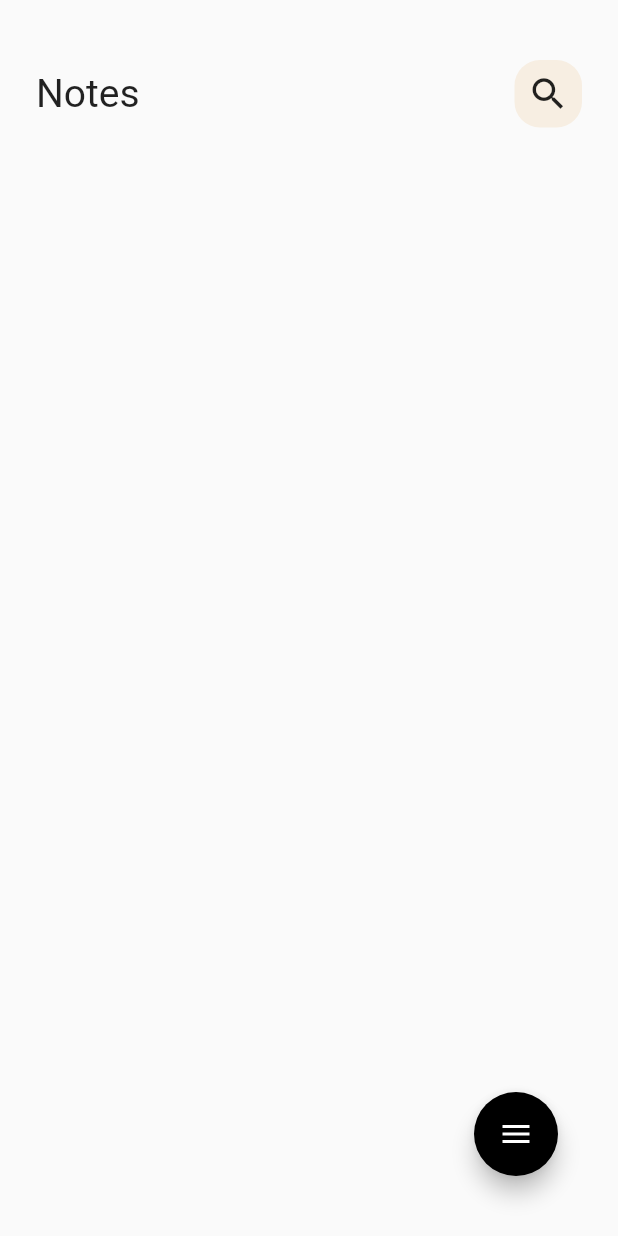
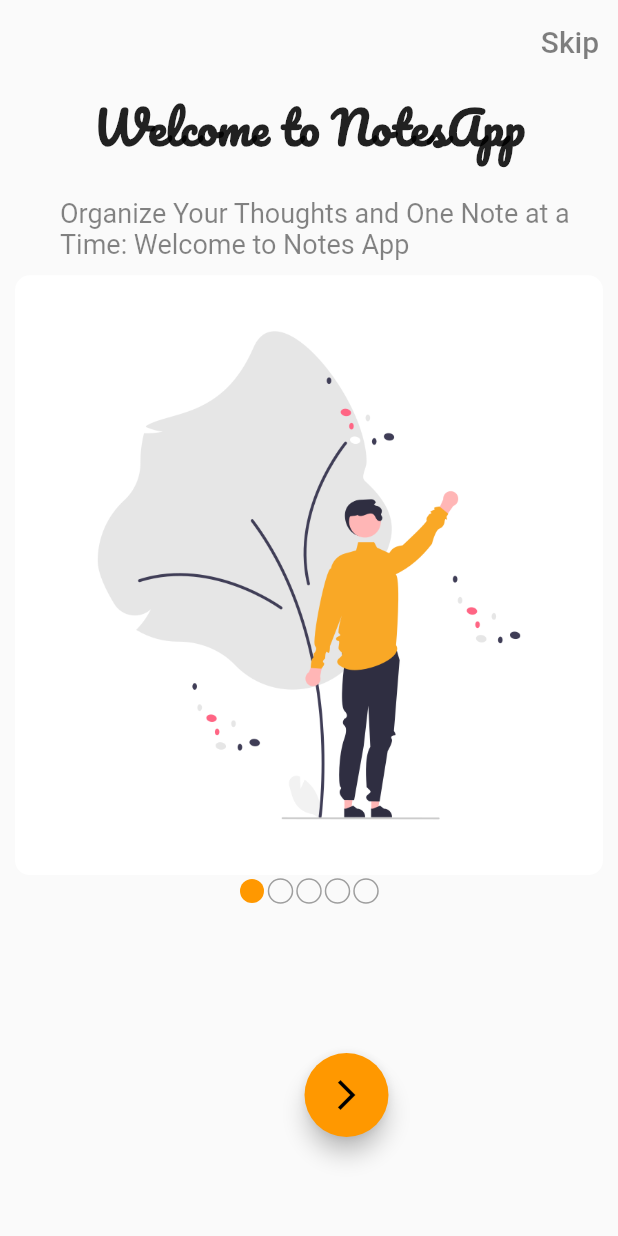
Before and after one commit to mohamedharb2435/notes_app, a Flutter app: the screen it shows after launch, on a phone screen of 412 x 824 dp. Run offline on Flutter 3.47's test engine with Material 2 defaults, Android fonts, the phone set to English and light mode, and no system bars; drawn by our look-alikes of flutter_speed_dial, smooth_page_indicator; our stand-ins replace awesome_dialog, bloc, flutter_bloc, fluttertoast, font_awesome_flutter, hive and 1 more; accounts and stored records are empty.

Commit message:
add splash_screen

```diff
--- a/lib/main.dart
+++ b/lib/main.dart
@@ -33,7 +33,7 @@ class NotesApp extends StatelessWidget {
           darkTheme: ThemeData.dark(),
           themeMode: currentMode,
         title: "Notes",
-        home:const NotesView(),
+        home: SplashScreen(),
 
       )
       );
--- /dev/null
+++ b/lib/models/pageview_model.dart
@@ -0,0 +1,7 @@
+class PageViewModel {
+  final String image;
+  final String text;
+  final String subtitle;
+  const PageViewModel(
+      {required this.image, required this.subtitle, required this.text});
+}
--- /dev/null
+++ b/lib/views/widget/category_page_view.dart
@@ -0,0 +1,52 @@
+import 'package:flutter/cupertino.dart';
+import 'package:notes/models/pageview_model.dart';
+
+class CategoryPageView extends StatelessWidget {
+  const CategoryPageView({super.key, required this.pageViewModel});
+  final PageViewModel pageViewModel ;
+  @override
+  Widget build(BuildContext context) {
+    return Padding(
+      padding: const EdgeInsets.symmetric(horizontal: 10),
+      child: Column(
+        mainAxisAlignment: MainAxisAlignment.center,
+        children: [
+          Container(
+            child: Text(
+              pageViewModel.text,
+              style: TextStyle(
+                  fontSize: 30,
+                  fontWeight: FontWeight.bold,
+                fontFamily:'pacifico',
+              ),
+            ),
+          ),
+          Padding(
+            padding: const EdgeInsets.only(left: 30, top: 20),
+            child: Container(
+              child: Text(
+                pageViewModel.subtitle,
+                style: TextStyle(
+                  color:Color(0x7B000000),
+                  fontSize: 18,
+                ),
+              ),
+            ),
+          ),
+          SizedBox(
+            height: 10,
+          ),
+          ClipRRect(
+            borderRadius: BorderRadius.circular(10),
+            child: Image.asset(
+              pageViewModel.image,
+              fit: BoxFit.fill,
+              width: 600,
+              height: 400,
+            ),
+          )
+        ],
+      ),
+    );
+  }
+}
--- a/lib/views/widget/splash_screen.dart
+++ b/lib/views/widget/splash_screen.dart
@@ -1,53 +1,130 @@
-import 'package:animated_text_kit/animated_text_kit.dart';
 import 'package:flutter/cupertino.dart';
 import 'package:flutter/material.dart';
+import 'package:notes/models/pageview_model.dart';
 import 'package:notes/views/notes_view.dart';
+import 'package:notes/views/widget/category_page_view.dart';
+import 'package:smooth_page_indicator/smooth_page_indicator.dart';
 
 class SplashScreen extends StatefulWidget {
-  const SplashScreen ({Key? key}) : super(key: key);
+  SplashScreen({super.key});
 
   @override
   State<SplashScreen> createState() => _SplashScreenState();
 }
 
 class _SplashScreenState extends State<SplashScreen> {
-  @override
-  void initState() {
-    // TODO: implement initState
-    super.initState();
-    Future.delayed(const Duration(seconds: 6), () async {
-      Navigator.pushReplacement(context, MaterialPageRoute(
-          builder:(context){
-            return const  NotesView();
-          }));
+  int x = 0;
+  final controller = PageController();
+
+  final List<PageViewModel> info = const [
+    PageViewModel(
+        image:'assets/images/welcome_notes.png',
+        subtitle:
+        'Organize Your Thoughts and One Note at a Time: Welcome to Notes App',
+        text: 'Welcome to NotesApp'),
+    PageViewModel(
+        image:'assets/images/add_notes.png',
+        subtitle:
+        'Capture Ideas Instantly: Adding Notes Made Effortless!',
+        text: 'Add Notes'),
+    PageViewModel(
+        image: 'assets/images/delete_notes.png',
+        subtitle:
+        'Declutter with a Click: Deleting Notes and Simplifying Your Space!',
+        text: 'Delete Notes '),
+    PageViewModel(
+        image: 'assets/images/update_notes.png',
+        subtitle:
+        'Revise and Refresh andReimagine: Updating Notes for a Better Tomorrow!',
+        text: 'Update Notes'),
+    PageViewModel(
+        image: 'assets/images/search_notes.png',
+        subtitle:
+        'Find Your Thoughts in a Flash: Searching Notes and Unleashing Creativity',
+        text: 'Search Notes'),
+  ];
+  int ck = 0;
+  void getChanges(int value) {
+    setState(() {
+      if (value == info.length - 1) {
+        ck = 1;
+      } else
+        ck = 0;
     });
   }
   @override
   Widget build(BuildContext context) {
     return Scaffold(
-      backgroundColor: const  Color(0xffcecece),
-      body: Column(
-        mainAxisAlignment: MainAxisAlignment.center,
-        children: [
-          Center(
-            child:AnimatedTextKit(
-              animatedTexts: [
-                WavyAnimatedText('Notes',
-                    textStyle:const  TextStyle(
-                        color: Color(0xff002b31),
-                        fontSize: 30,
-                        fontWeight: FontWeight.bold
-                    )),
-              ],
-              repeatForever: true,
-              onTap: () {
-                // print("Tap Event");
+      appBar:
+      AppBar(elevation: 0, backgroundColor: Colors.transparent, actions: [
+        TextButton(
+          onPressed: () {
+            Navigator.of(context).push(MaterialPageRoute(
+              builder: (context) {
+                return  const  NotesView()  ;
               },
+            ));
+          },
+          child: Text(
+            'Skip',
+            style:
+            TextStyle(color: Colors.black.withOpacity(0.5), fontSize: 20),
+          ),
+        )
+      ]),
+      body: SafeArea(
+        child: Column(
+          children: [
+            SizedBox(
+                height: 530,
+                child: PageView.builder(
+                  physics: BouncingScrollPhysics(),
+                  onPageChanged: getChanges,
+                  controller: controller,
+                  itemCount: info.length,
+                  itemBuilder: (context, index) {
+                    return CategoryPageView(pageViewModel: info[index],);
+                  },
+                )),
+
+            SmoothPageIndicator(
+              controller: controller,
+              count: info.length,
+              axisDirection: Axis.horizontal,
+              effect: WormEffect(
+                  spacing: 3.0,
+                  paintStyle: PaintingStyle.stroke,
+                  strokeWidth: 1,
+                  dotColor: Colors.grey,
+                  activeDotColor: Colors.orange),
             ),
 
-          ),
-        ],
+          ],
+        ),
       ),
+      floatingActionButton: Padding(
+
+        padding: const EdgeInsets.only(bottom: 50, right: 137),
+        child: FloatingActionButton(
+          backgroundColor: Colors.orange,
+          onPressed: () {
+            if (ck == 0) {
+              controller.nextPage(
+                  duration: Duration(milliseconds: 500), curve: Curves.linear);
+            } else {
+              Navigator.of(context).pushAndRemoveUntil(MaterialPageRoute(
+                builder: (context) {
+                  return NotesView() ;
+
+                },
+              ), (route) => false);
+            }
+            // SizedBox(height: 50 ,);
+          },
+          child: Icon(Icons.arrow_forward_ios),
+        ),
+      ),
+      // floatingActionButtonLocation: FloatingActionButtonLocation.centerDocked,
     );
   }
 }
```
Also changed, not shown: pubspec.yaml (+20 -9 lines), assets/fonts/Poppins-Regular.ttf (deleted), assets/icons/icons.png (added), assets/images/add_notes.png (added), assets/images/delete_notes.png (added), assets/images/search_notes.png (added), assets/images/update_notes.png (added), assets/images/welcome_notes.png (added), pubspec.lock, 21 other files.
